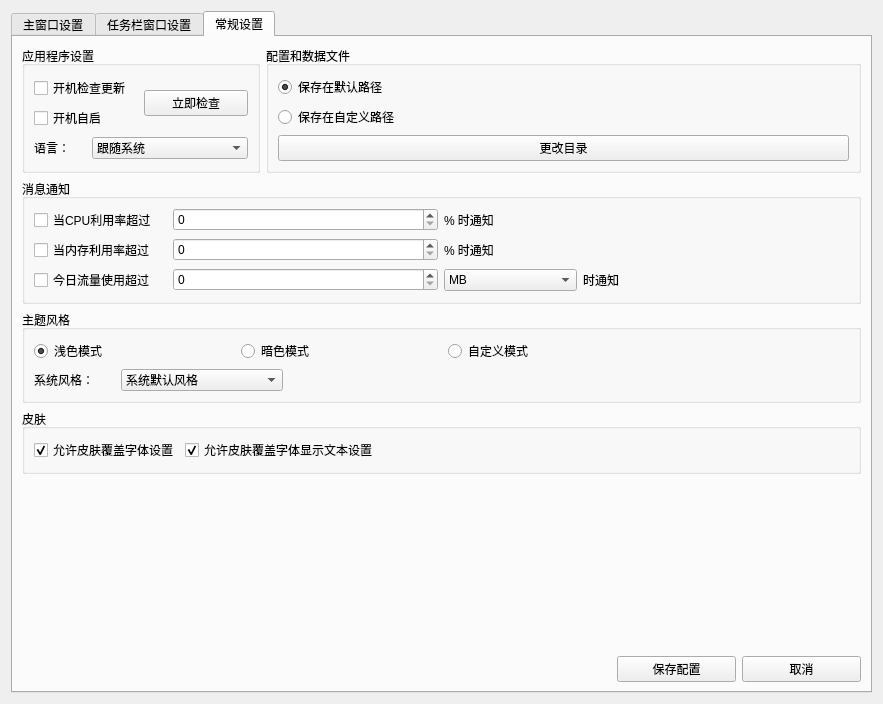
Before: the Qt Designer form widgets/WinSetting.ui in XMuli/NetSpeed, drawn with Qt 5.
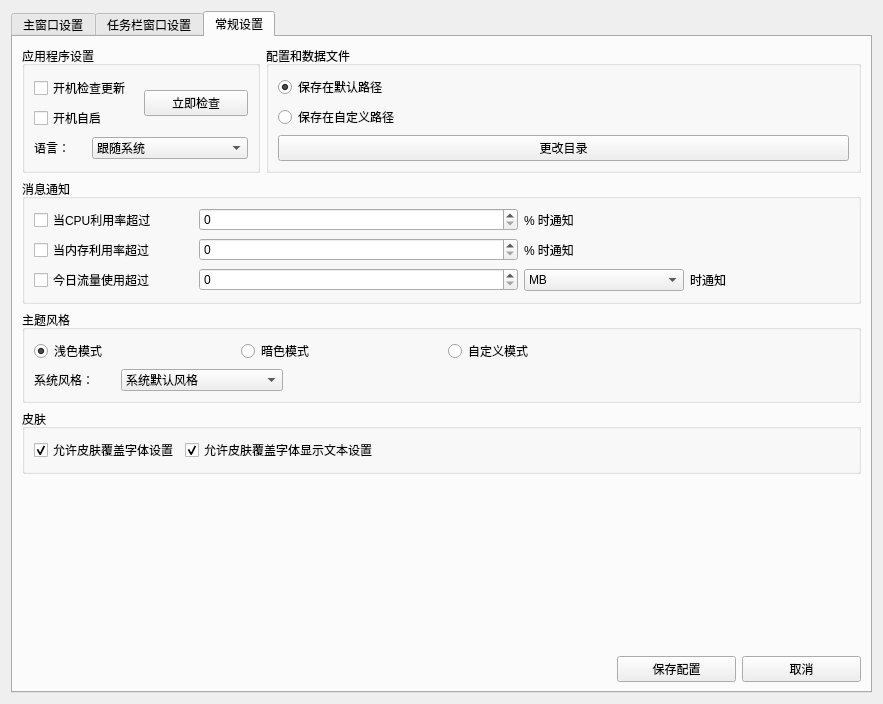
After: the same form once the commit is applied. The open tabs and pages were chosen to show the change.

```diff
--- a/widgets/WinSetting.ui
+++ b/widgets/WinSetting.ui
@@ -1081,7 +1081,7 @@
          <property name="title">
           <string>消息通知</string>
          </property>
-         <layout class="QGridLayout" name="gridLayout_10" columnstretch="1,2,1,1,1">
+         <layout class="QGridLayout" name="gridLayout_10" columnstretch="1,2,1,1">
           <item row="1" column="1">
            <widget class="QSpinBox" name="spinBox_11"/>
           </item>
```
Left out of the diff: 2 changed lines with no effect on the pictures.
